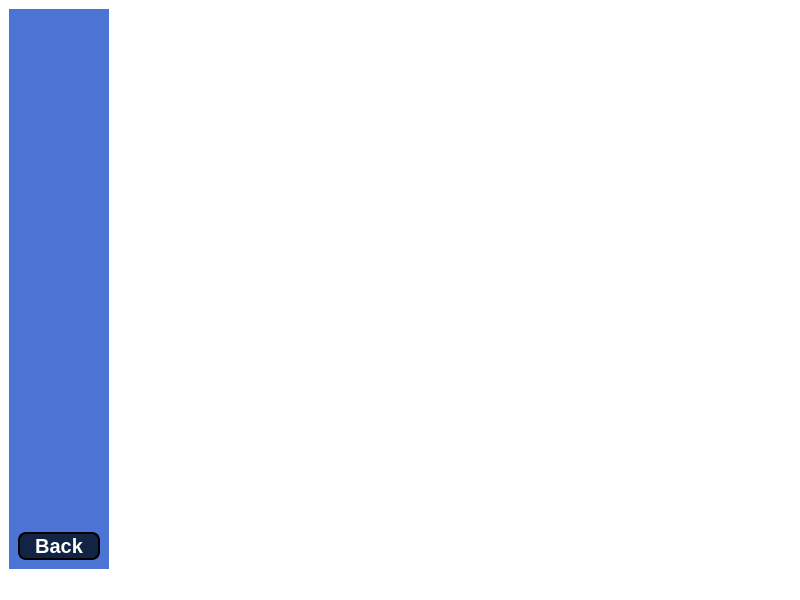
Old version of the form xedu/ui/course_reading1.ui in the repository Project-K-Official/kavach-studyblu.
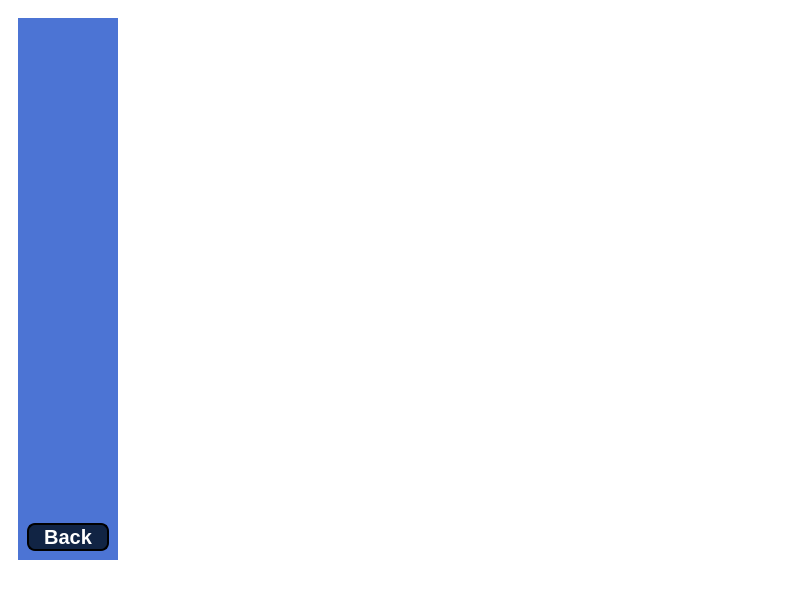
New version of the form.

Patch:
```diff
--- a/xedu/ui/course_reading1.ui
+++ b/xedu/ui/course_reading1.ui
@@ -20,6 +20,15 @@
   <widget class="QWidget" name="centralwidget">
    <layout class="QHBoxLayout" name="horizontalLayout">
     <item>
+     <widget class="QFrame" name="frame">
+      <property name="frameShape">
+       <enum>QFrame::StyledPanel</enum>
+      </property>
+      <property name="frameShadow">
+       <enum>QFrame::Raised</enum>
+      </property>
+      <layout class="QHBoxLayout" name="horizontalLayout_2">
+       <item>
      <widget class="QFrame" name="frame_2">
       <property name="maximumSize">
        <size>
@@ -85,7 +94,7 @@
      <widget class="QLabel" name="Para1">
       <property name="maximumSize">
        <size>
-        <width>700</width>
+           <width>16777215</width>
         <height>16777215</height>
        </size>
       </property>
@@ -95,6 +104,9 @@
       <property name="text">
        <string/>
       </property>
+        </widget>
+       </item>
+      </layout>
      </widget>
     </item>
    </layout>
```
Lines whose indentation alone changed are shown as unchanged.
